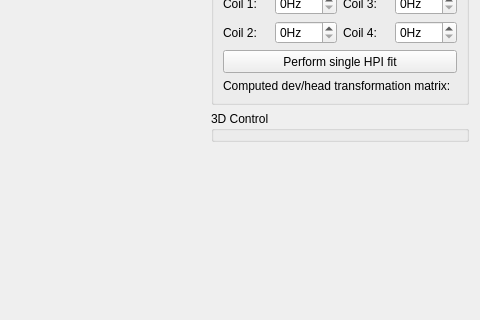
mne-tools/mne-cpp, file applications/mne_scan/plugins/babymeg/FormFiles/babymeghpidgl.ui: the form before one commit; both pictures show x 306 to 786 and y 245 to 565 of the 786 by 724 pixel window.
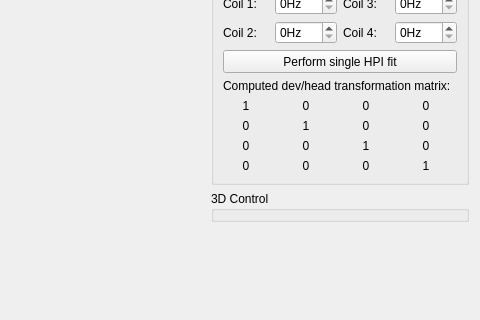
The form after the commit.

Commit message: [SC-127] Add matrix plot and setDigitizerDataToView3D function to HPI widget in babymeg plugin

Diff of the .ui file:
```diff
--- a/applications/mne_scan/plugins/babymeg/FormFiles/babymeghpidgl.ui
+++ b/applications/mne_scan/plugins/babymeg/FormFiles/babymeghpidgl.ui
@@ -6,7 +6,7 @@
    <rect>
     <x>0</x>
     <y>0</y>
-    <width>778</width>
+    <width>784</width>
     <height>724</height>
    </rect>
   </property>
@@ -155,6 +155,16 @@
         <string>2 - HPI fitting</string>
        </property>
        <layout class="QGridLayout" name="gridLayout">
+        <item row="2" column="1">
+         <widget class="QSpinBox" name="m_spinBox_freqCoil2">
+          <property name="suffix">
+           <string>Hz</string>
+          </property>
+          <property name="maximum">
+           <number>500</number>
+          </property>
+         </widget>
+        </item>
         <item row="2" column="0">
          <widget class="QLabel" name="label_2">
           <property name="text">
@@ -169,36 +179,6 @@
           </property>
          </widget>
         </item>
-        <item row="1" column="1">
-         <widget class="QSpinBox" name="m_spinBox_freqCoil1">
-          <property name="suffix">
-           <string>Hz</string>
-          </property>
-          <property name="prefix">
-           <string/>
-          </property>
-          <property name="maximum">
-           <number>500</number>
-          </property>
-         </widget>
-        </item>
-        <item row="2" column="1">
-         <widget class="QSpinBox" name="m_spinBox_freqCoil2">
-          <property name="suffix">
-           <string>Hz</string>
-          </property>
-          <property name="maximum">
-           <number>500</number>
-          </property>
-         </widget>
-        </item>
-        <item row="2" column="2">
-         <widget class="QLabel" name="label_4">
-          <property name="text">
-           <string>Coil 4:</string>
-          </property>
-         </widget>
-        </item>
         <item row="1" column="2">
          <widget class="QLabel" name="label_3">
           <property name="text">
@@ -206,6 +186,13 @@
           </property>
          </widget>
         </item>
+        <item row="2" column="2">
+         <widget class="QLabel" name="label_4">
+          <property name="text">
+           <string>Coil 4:</string>
+          </property>
+         </widget>
+        </item>
         <item row="1" column="3">
          <widget class="QSpinBox" name="m_spinBox_freqCoil3">
           <property name="suffix">
@@ -216,23 +203,19 @@
           </property>
          </widget>
         </item>
-        <item row="2" column="3">
-         <widget class="QSpinBox" name="m_spinBox_freqCoil4">
+        <item row="1" column="1">
+         <widget class="QSpinBox" name="m_spinBox_freqCoil1">
           <property name="suffix">
            <string>Hz</string>
           </property>
+          <property name="prefix">
+           <string/>
+          </property>
           <property name="maximum">
            <number>500</number>
           </property>
          </widget>
         </item>
-        <item row="0" column="0" colspan="4">
-         <widget class="QLabel" name="label_5">
-          <property name="text">
-           <string>Coil frequencies (as set in LabView):</string>
-          </property>
-         </widget>
-        </item>
         <item row="6" column="0" colspan="4">
          <widget class="QToolButton" name="m_pushButton_doSingleFit">
           <property name="sizePolicy">
@@ -265,6 +248,183 @@
           </property>
          </widget>
         </item>
+        <item row="2" column="3">
+         <widget class="QSpinBox" name="m_spinBox_freqCoil4">
+          <property name="suffix">
+           <string>Hz</string>
+          </property>
+          <property name="maximum">
+           <number>500</number>
+          </property>
+         </widget>
+        </item>
+        <item row="0" column="0" colspan="4">
+         <widget class="QLabel" name="label_5">
+          <property name="text">
+           <string>Coil frequencies (as set in LabView):</string>
+          </property>
+         </widget>
+        </item>
+        <item row="8" column="0">
+         <widget class="QLabel" name="m_label_mat00">
+          <property name="text">
+           <string>1</string>
+          </property>
+          <property name="alignment">
+           <set>Qt::AlignCenter</set>
+          </property>
+         </widget>
+        </item>
+        <item row="8" column="1">
+         <widget class="QLabel" name="m_label_mat01">
+          <property name="text">
+           <string>0</string>
+          </property>
+          <property name="alignment">
+           <set>Qt::AlignCenter</set>
+          </property>
+         </widget>
+        </item>
+        <item row="8" column="2">
+         <widget class="QLabel" name="m_label_mat02">
+          <property name="text">
+           <string>0</string>
+          </property>
+          <property name="alignment">
+           <set>Qt::AlignCenter</set>
+          </property>
+         </widget>
+        </item>
+        <item row="8" column="3">
+         <widget class="QLabel" name="m_label_mat03">
+          <property name="text">
+           <string>0</string>
+          </property>
+          <property name="alignment">
+           <set>Qt::AlignCenter</set>
+          </property>
+         </widget>
+        </item>
+        <item row="9" column="0">
+         <widget class="QLabel" name="m_label_mat10">
+          <property name="text">
+           <string>0</string>
+          </property>
+          <property name="alignment">
+           <set>Qt::AlignCenter</set>
+          </property>
+         </widget>
+        </item>
+        <item row="9" column="2">
+         <widget class="QLabel" name="m_label_mat12">
+          <property name="text">
+           <string>0</string>
+          </property>
+          <property name="alignment">
+           <set>Qt::AlignCenter</set>
+          </property>
+         </widget>
+        </item>
+        <item row="9" column="3">
+         <widget class="QLabel" name="m_label_mat13">
+          <property name="text">
+           <string>0</string>
+          </property>
+          <property name="alignment">
+           <set>Qt::AlignCenter</set>
+          </property>
+         </widget>
+        </item>
+        <item row="9" column="1">
+         <widget class="QLabel" name="m_label_mat11">
+          <property name="text">
+           <string>1</string>
+          </property>
+          <property name="alignment">
+           <set>Qt::AlignCenter</set>
+          </property>
+         </widget>
+        </item>
+        <item row="10" column="0">
+         <widget class="QLabel" name="m_label_mat20">
+          <property name="text">
+           <string>0</string>
+          </property>
+          <property name="alignment">
+           <set>Qt::AlignCenter</set>
+          </property>
+         </widget>
+        </item>
+        <item row="10" column="1">
+         <widget class="QLabel" name="m_label_mat21">
+          <property name="text">
+           <string>0</string>
+          </property>
+          <property name="alignment">
+           <set>Qt::AlignCenter</set>
+          </property>
+         </widget>
+        </item>
+        <item row="10" column="2">
+         <widget class="QLabel" name="m_label_mat22">
+          <property name="text">
+           <string>1</string>
+          </property>
+          <property name="alignment">
+           <set>Qt::AlignCenter</set>
+          </property>
+         </widget>
+        </item>
+        <item row="10" column="3">
+         <widget class="QLabel" name="m_label_mat23">
+          <property name="text">
+           <string>0</string>
+          </property>
+          <property name="alignment">
+           <set>Qt::AlignCenter</set>
+          </property>
+         </widget>
+        </item>
+        <item row="11" column="0">
+         <widget class="QLabel" name="m_label_mat30">
+          <property name="text">
+           <string>0</string>
+          </property>
+          <property name="alignment">
+           <set>Qt::AlignCenter</set>
+          </property>
+         </widget>
+        </item>
+        <item row="11" column="1">
+         <widget class="QLabel" name="m_label_mat31">
+          <property name="text">
+           <string>0</string>
+          </property>
+          <property name="alignment">
+           <set>Qt::AlignCenter</set>
+          </property>
+         </widget>
+        </item>
+        <item row="11" column="2">
+         <widget class="QLabel" name="m_label_mat32">
+          <property name="text">
+           <string>0</string>
+          </property>
+          <property name="alignment">
+           <set>Qt::AlignCenter</set>
+          </property>
+         </widget>
+        </item>
+        <item row="11" column="3">
+         <widget class="QLabel" name="m_label_mat33">
+          <property name="text">
+           <string>1</string>
+          </property>
+          <property name="alignment">
+           <set>Qt::AlignCenter</set>
+          </property>
+         </widget>
+        </item>
        </layout>
       </widget>
      </item>
```
The commit also changes 4 other files.
